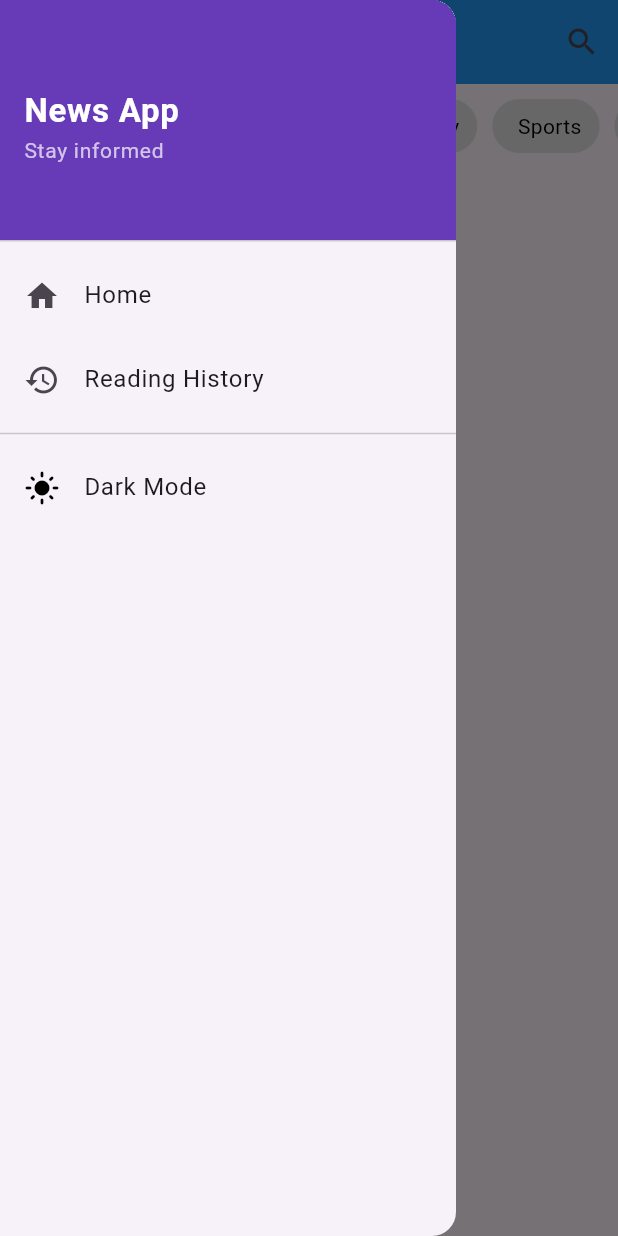
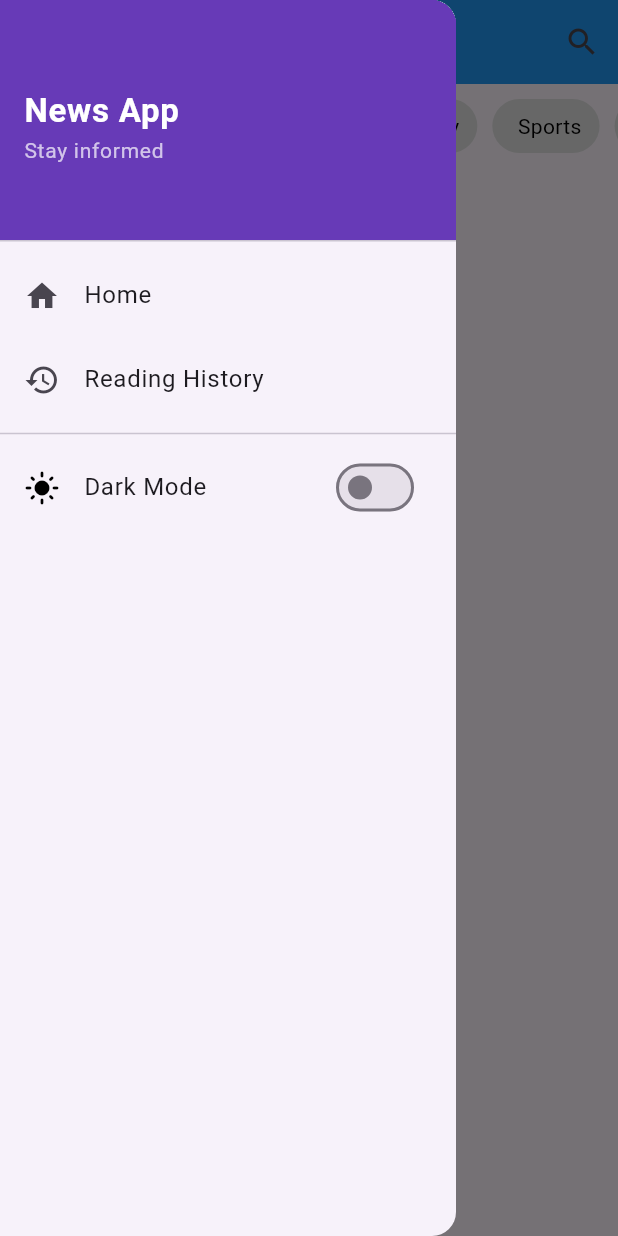
Before and after one commit to Gauri0719/news_application, a Flutter app: the screen it shows after launch, with the side drawer open, on a phone screen of 412 x 824 dp. Run offline on Flutter 3.47's test engine with Material 3 defaults, Android fonts, the phone set to English and light mode, and no system bars; our stand-ins replace get, share_plus, shared_preferences; network calls fail.

Commit message:
sixth commit

```diff
--- a/lib/home_page.dart
+++ b/lib/home_page.dart
@@ -1,4 +1,3 @@
-import 'package:flutter/foundation.dart';
 import 'package:flutter/material.dart';
 import 'package:get/get.dart';
 import 'package:news_application/controller/theme_controller.dart';
@@ -10,6 +9,7 @@ import 'controller/category_controller.dart';
 
 class HomePage extends StatelessWidget {
   final NewsController newsController = Get.put(NewsController());
+  final ThemeController themeController = Get.find();
   final TextEditingController searchController = TextEditingController();
 
   // HomePage({super.key});
@@ -27,7 +27,7 @@ class HomePage extends StatelessWidget {
     return Scaffold(
         appBar: AppBar(
           title: Text("News App"),
-          backgroundColor: Colors.blue,
+          backgroundColor: themeController.isDarkMode.value ? Colors.black : Colors.blue,
           actions: [
             IconButton(
                 onPressed: () {
@@ -100,7 +100,8 @@ Widget _buildDrawer(BuildContext context) {
       padding: EdgeInsets.zero,
       children: [
         DrawerHeader(
-          decoration: BoxDecoration(color: Colors.deepPurple),
+          decoration: BoxDecoration(
+            color: themeController.isDarkMode.value ? Colors.black : Colors.deepPurple,),
           child: Column(
             crossAxisAlignment: CrossAxisAlignment.start,
             mainAxisAlignment: MainAxisAlignment.center,
@@ -129,17 +130,17 @@ Widget _buildDrawer(BuildContext context) {
         Divider(),
         Obx(() => ListTile(
           leading: Icon(
-            themeController.isDarkMode.value
-                ? Icons.dark_mode
-                : Icons.light_mode,
-            color: themeController.isDarkMode.value ? Colors.white : Colors.black,
+            themeController.isDarkMode.value ? Icons.dark_mode : Icons.light_mode,
+            color: themeController.isDarkMode.value ? Colors.yellow : Colors.black,
           ),
-          title: Text("Dark Mode"),
-          onTap: () {
-            themeController.toggleTheme();
-            Get.back(); // Close drawer
-          },
-        )),
+          title: Text(themeController.isDarkMode.value ? "Light Mode" : "Dark Mode"),
+          trailing: Switch(
+              value: themeController.isDarkMode.value,
+              onChanged: (value){
+                themeController.toggleTheme();
+              }),
+
+        ),),
       ],
     ),
   );
--- a/lib/main.dart
+++ b/lib/main.dart
@@ -15,10 +15,13 @@ class MyApp extends StatelessWidget {
 
     return Obx(() => GetMaterialApp(
       title: 'News App',
+      debugShowCheckedModeBanner: false,
       theme: ThemeData.light(), // Light Theme
       darkTheme: ThemeData.dark(), // Dark Theme
       themeMode:
-      themeController.isDarkMode.value ? ThemeMode.dark : ThemeMode.light,
+      themeController.isDarkMode.value
+          ? ThemeMode.dark
+          : ThemeMode.light,
       home: HomePage(),
     ));
   }
--- a/pubspec.yaml
+++ b/pubspec.yaml
@@ -36,7 +36,7 @@ dependencies:
   cupertino_icons: ^1.0.8
   get: ^4.7.2
   http: ^1.3.0
-  url_launcher: ^6.1.11
+  url_launcher: ^6.1.14
   share_plus: ^7.2.1
   sqflite: ^2.3.0
   path_provider: ^2.1.2
```
Also changed, not shown: lib/controller/theme_controller.dart (+14 -10 lines), lib/news_detail_page.dart (+27 -20 lines), 1 other file.
